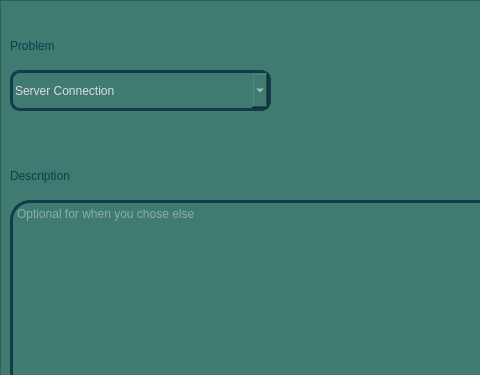
The window that report_screen.ui (CrazyMeowl/Buck-Tragger-SE-Project) describes before a commit, drawn with Qt 5; both pictures show x 0 to 480 and y 0 to 375 of the 1200 by 800 pixel window.
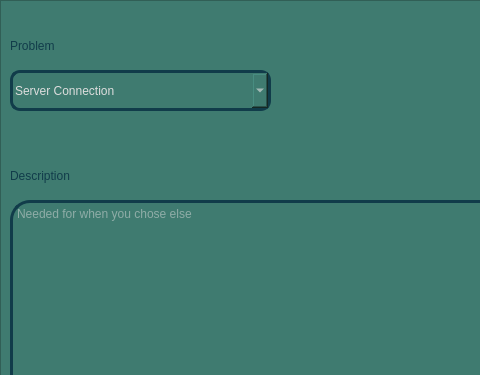
The same window after the commit.

Patch:
```diff
--- a/report_screen.ui
+++ b/report_screen.ui
@@ -139,7 +139,7 @@
 color: rgb(221, 221, 221);</string>
     </property>
     <property name="placeholderText">
-     <string>Optional for when you chose else</string>
+     <string>Needed for when you chose else</string>
     </property>
    </widget>
    <widget class="QComboBox" name="select_box">
```
